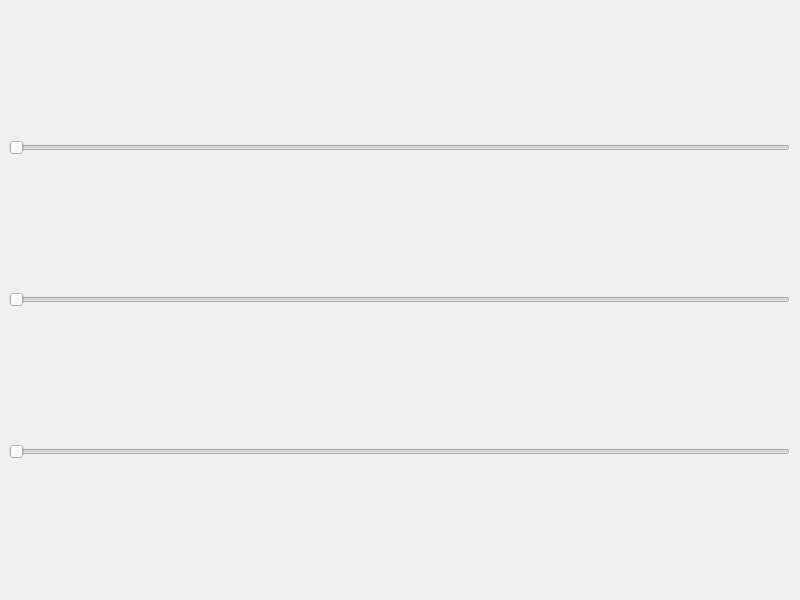
Old version of the form controller.ui in the repository actor-framework/fractal-demo.
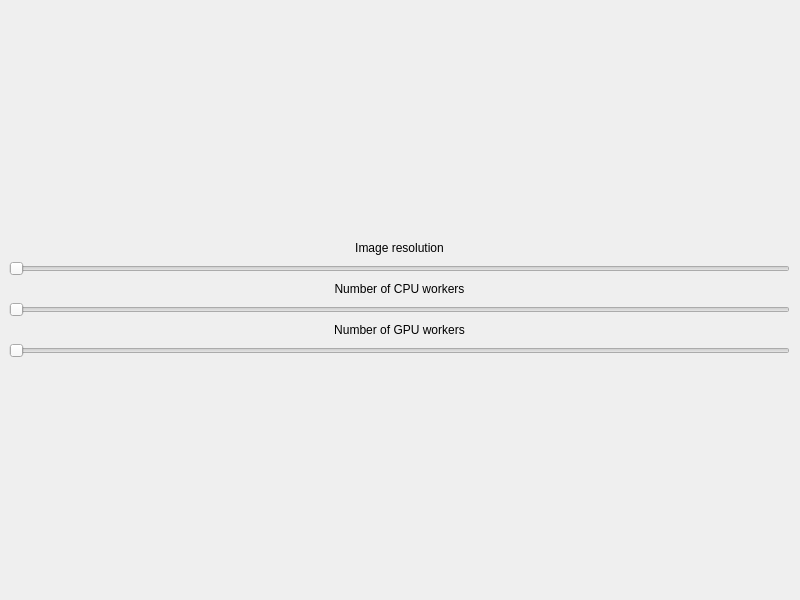
New version of the form. Custom widgets are drawn as their Qt base class.

Commit message: fixed opencl worker discovery

```diff
--- a/controller.ui
+++ b/controller.ui
@@ -24,27 +24,80 @@
      </rect>
     </property>
     <layout class="QGridLayout" name="gridLayout">
-     <item row="1" column="0">
+     <item row="3" column="0">
+      <widget class="QLabel" name="cpu_label">
+       <property name="text">
+        <string>&lt;html&gt;&lt;head/&gt;&lt;body&gt;&lt;p align=&quot;center&quot;&gt;Number of CPU workers&lt;/p&gt;&lt;/body&gt;&lt;/html&gt;</string>
+       </property>
+      </widget>
+     </item>
+     <item row="5" column="0">
+      <widget class="QLabel" name="gpu_label">
+       <property name="maximumSize">
+        <size>
+         <width>16777215</width>
+         <height>168</height>
+        </size>
+       </property>
+       <property name="text">
+        <string>&lt;html&gt;&lt;head/&gt;&lt;body&gt;&lt;p align=&quot;center&quot;&gt;Number of GPU workers&lt;/p&gt;&lt;/body&gt;&lt;/html&gt;</string>
+       </property>
+      </widget>
+     </item>
+     <item row="4" column="0">
       <widget class="QSlider" name="cpu_slider">
        <property name="orientation">
         <enum>Qt::Horizontal</enum>
        </property>
       </widget>
      </item>
-     <item row="2" column="0">
+     <item row="6" column="0">
       <widget class="QSlider" name="gpu_slider">
        <property name="orientation">
         <enum>Qt::Horizontal</enum>
        </property>
       </widget>
      </item>
-     <item row="0" column="0">
+     <item row="2" column="0">
       <widget class="QSlider" name="res_slider">
        <property name="orientation">
         <enum>Qt::Horizontal</enum>
        </property>
       </widget>
      </item>
+     <item row="1" column="0">
+      <widget class="QLabel" name="res_label">
+       <property name="text">
+        <string>&lt;html&gt;&lt;head/&gt;&lt;body&gt;&lt;p align=&quot;center&quot;&gt;Image resolution&lt;/p&gt;&lt;/body&gt;&lt;/html&gt;</string>
+       </property>
+      </widget>
+     </item>
+     <item row="0" column="0">
+      <spacer name="verticalSpacer">
+       <property name="orientation">
+        <enum>Qt::Vertical</enum>
+       </property>
+       <property name="sizeHint" stdset="0">
+        <size>
+         <width>20</width>
+         <height>40</height>
+        </size>
+       </property>
+      </spacer>
+     </item>
+     <item row="7" column="0">
+      <spacer name="verticalSpacer_2">
+       <property name="orientation">
+        <enum>Qt::Vertical</enum>
+       </property>
+       <property name="sizeHint" stdset="0">
+        <size>
+         <width>20</width>
+         <height>40</height>
+        </size>
+       </property>
+      </spacer>
+     </item>
     </layout>
    </widget>
   </widget>
```
The commit also changes 6 other files.
